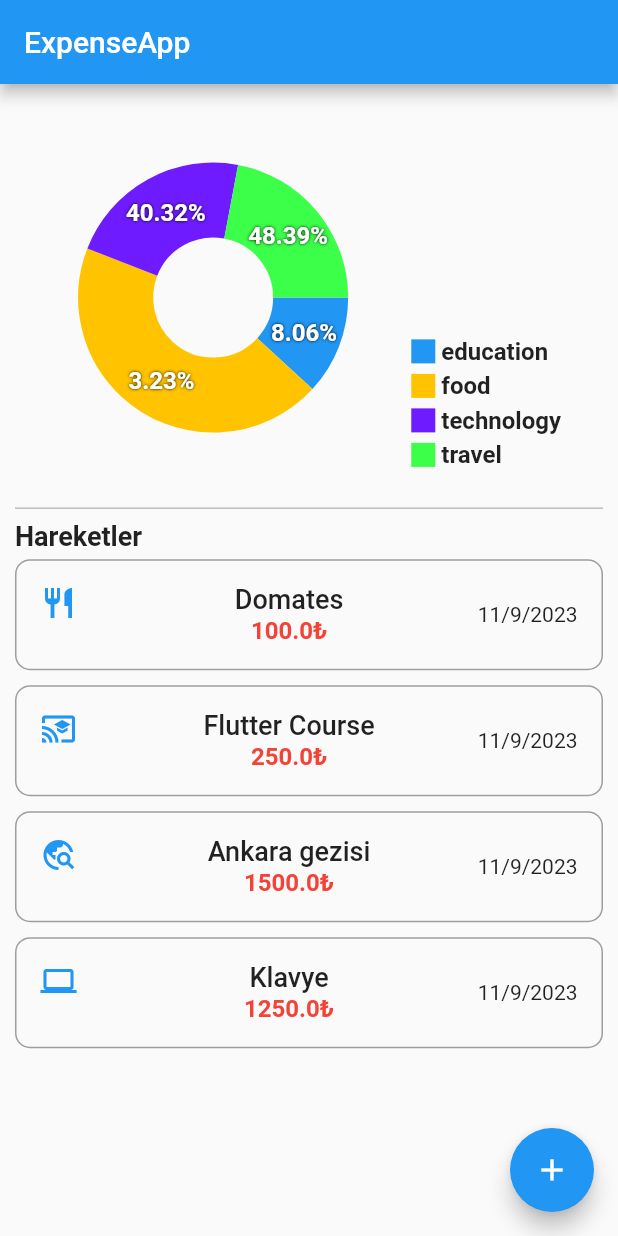
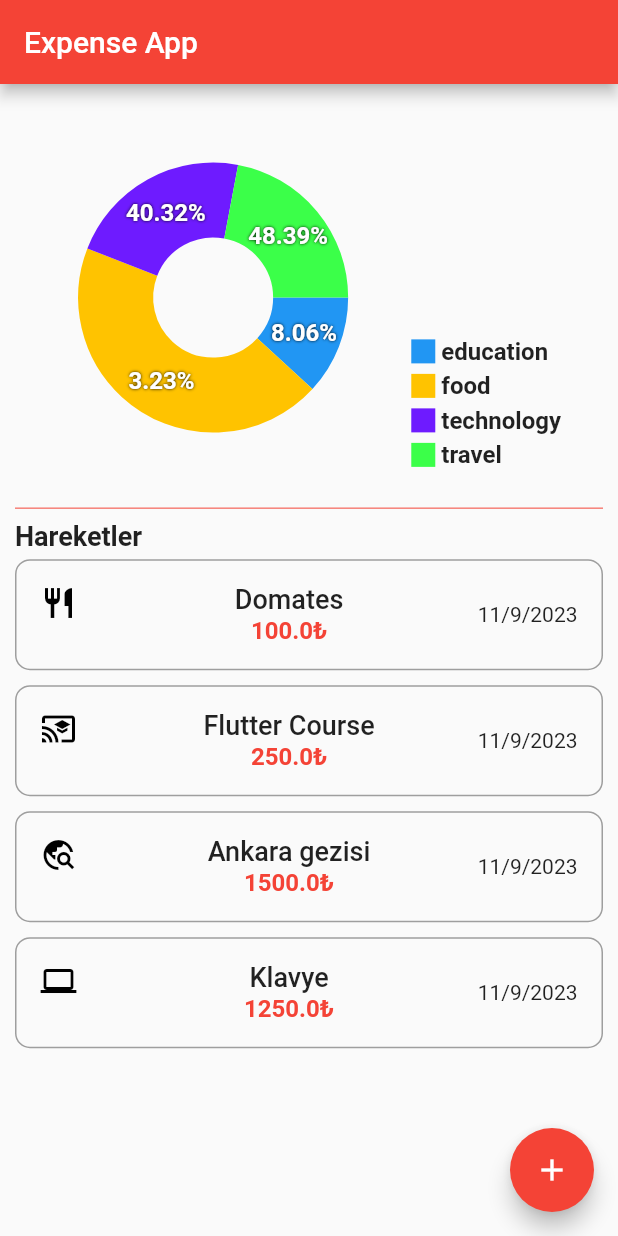
Before and after one commit to boratzn/Tobeto, a Flutter app: the screen it shows after launch, on a phone screen of 412 x 824 dp. Run offline on Flutter 3.47's test engine with Material 2 defaults, Android fonts, the phone set to English and light mode, and no system bars; drawn by our look-alikes of fl_chart.

Commit message:
arayüzde değişiklikler

```diff
--- a/expense_app/lib/pages/expense_list_page.dart
+++ b/expense_app/lib/pages/expense_list_page.dart
@@ -17,7 +17,8 @@ class _ExpenseListPageState extends State<ExpenseListPage> {
   Widget build(BuildContext context) {
     return Scaffold(
       appBar: AppBar(
-        title: const Text("ExpenseApp"),
+        backgroundColor: Colors.red,
+        title: const Text("Expense App"),
       ),
       body: Padding(
         padding: const EdgeInsets.all(10.0),
@@ -29,7 +30,7 @@ class _ExpenseListPageState extends State<ExpenseListPage> {
               child: PieChartSample(),
             ),
             const Divider(
-              color: Colors.grey,
+              color: Colors.red,
             ),
             const Text(
               "Hareketler",
@@ -51,9 +52,11 @@ class _ExpenseListPageState extends State<ExpenseListPage> {
                   return ListTile(
                     shape: RoundedRectangleBorder(
                       borderRadius: BorderRadius.circular(10),
-                      side: const BorderSide(color: Colors.grey),
+                      side: const BorderSide(
+                        color: Colors.grey,
+                      ),
                     ),
-                    iconColor: Colors.blue,
+                    iconColor: Colors.black,
                     leading: checkIcons(item.category),
                     title: Text(
                       textAlign: TextAlign.center,
@@ -79,6 +82,7 @@ class _ExpenseListPageState extends State<ExpenseListPage> {
         ),
       ),
       floatingActionButton: FloatingActionButton(
+        backgroundColor: Colors.red,
         child: const Icon(Icons.add),
         onPressed: () {},
       ),
```
